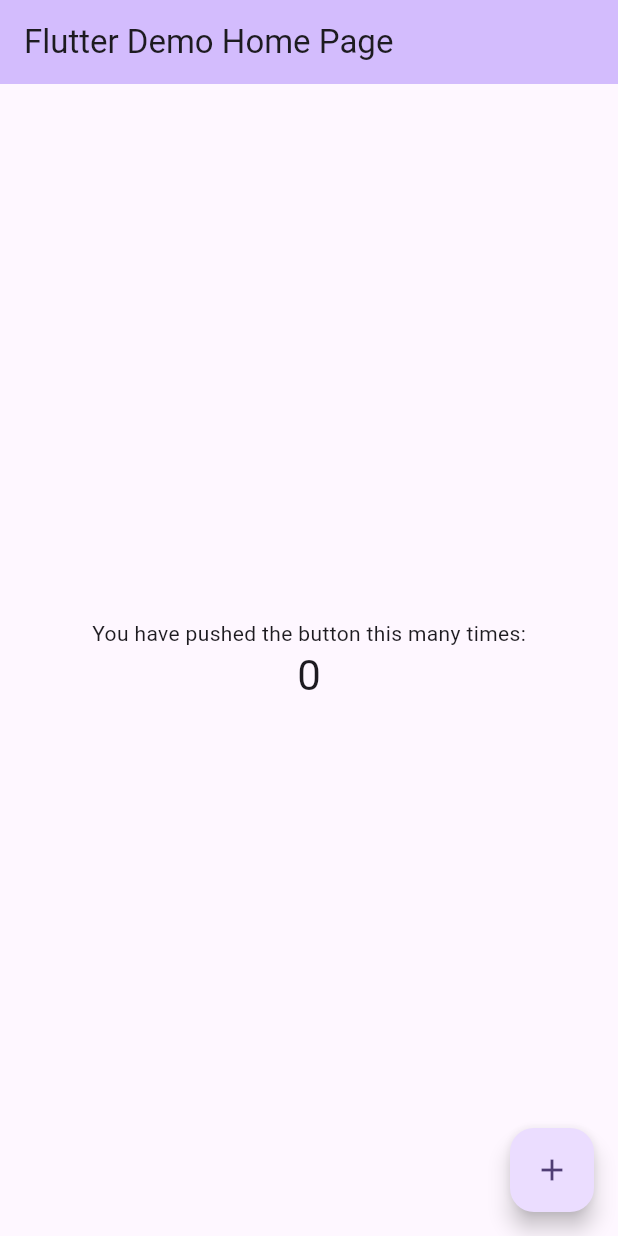
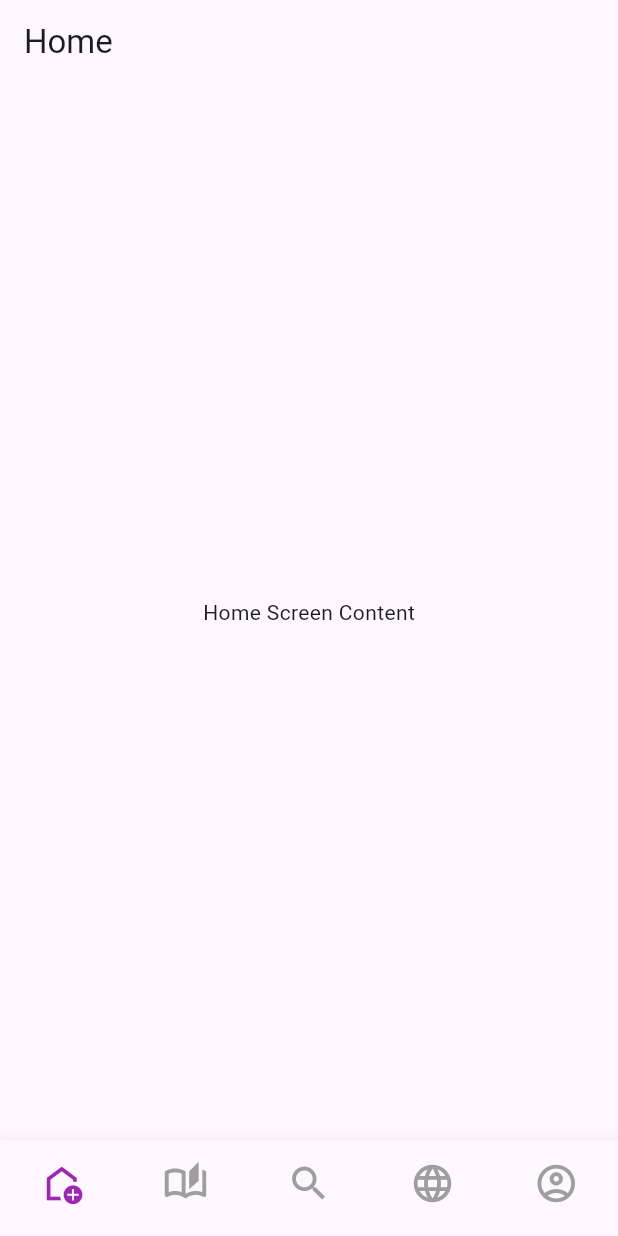
Before and after one commit to IkireziI/Kultura_Mobile_App_Group13, a Flutter app: the screen it shows after launch, on a phone screen of 412 x 824 dp. Run offline on Flutter 3.47's test engine with Material 3 defaults, Android fonts, the phone set to English and light mode, and no system bars; our stand-ins replace youtube_player_flutter.

Commit message:
edited homepage

```diff
--- a/kultura/lib/main.dart
+++ b/kultura/lib/main.dart
@@ -16,115 +16,44 @@ class MyApp extends StatelessWidget {
   @override
   Widget build(BuildContext context) {
     return MaterialApp(
-      title: 'Flutter Demo',
+      title: 'Kultura App', // The title of the application
       theme: ThemeData(
-        // This is the theme of your application.
-        //
-        // TRY THIS: Try running your application with "flutter run". You'll see
-        // the application has a purple toolbar. Then, without quitting the app,
-        // try changing the seedColor in the colorScheme below to Colors.green
-        // and then invoke "hot reload" (save your changes or press the "hot
-        // reload" button in a Flutter-supported IDE, or press "r" if you used
-        // the command line to start the app).
-        //
-        // Notice that the counter didn't reset back to zero; the application
-        // state is not lost during the reload. To reset the state, use hot
-        // restart instead.
-        //
-        // This works for code too, not just values: Most code changes can be
-        // tested with just a hot reload.
-        colorScheme: ColorScheme.fromSeed(seedColor: Colors.deepPurple),
-        useMaterial3: true,
+        primarySwatch: Colors.purple, // Set the primary color theme to purple
       ),
-      home: const MyHomePage(title: 'Flutter Demo Home Page'),
+      initialRoute: '/home', // Set the initial route to home
+      routes: {
+        // Define the application's routes
+        '/home': (context) => const HomeScreen(), // Route for the home screen
+        '/resource_center': (context) =>
+            const ArtisticCourseScreen(), // Route for the resource center
+        '/music': (context) =>
+            const MusicCourseScreen(), // Route for the music course
+        '/painting': (context) =>
+            const PaintingCourseScreen(), // Route for the painting course
+        '/literature': (context) =>
+            const LiteratureCourseScreen(), // Route for the literature course
+      },
     );
   }
 }
 
-class MyHomePage extends StatefulWidget {
-  const MyHomePage({super.key, required this.title});
-
-  // This widget is the home page of your application. It is stateful, meaning
-  // that it has a State object (defined below) that contains fields that affect
-  // how it looks.
-
-  // This class is the configuration for the state. It holds the values (in this
-  // case the title) provided by the parent (in this case the App widget) and
-  // used by the build method of the State. Fields in a Widget subclass are
-  // always marked "final".
-
-  final String title;
-
-  @override
-  State<MyHomePage> createState() => _MyHomePageState();
-}
-
-class _MyHomePageState extends State<MyHomePage> {
-  int _counter = 0;
-
-  void _incrementCounter() {
-    setState(() {
-      // This call to setState tells the Flutter framework that something has
-      // changed in this State, which causes it to rerun the build method below
-      // so that the display can reflect the updated values. If we changed
-      // _counter without calling setState(), then the build method would not be
-      // called again, and so nothing would appear to happen.
-      _counter++;
-    });
-  }
+// HomeScreen class, which is a StatelessWidget
+class HomeScreen extends StatelessWidget {
+  const HomeScreen({super.key});
 
   @override
   Widget build(BuildContext context) {
-    // This method is rerun every time setState is called, for instance as done
-    // by the _incrementCounter method above.
-    //
-    // The Flutter framework has been optimized to make rerunning build methods
-    // fast, so that you can just rebuild anything that needs updating rather
-    // than having to individually change instances of widgets.
     return Scaffold(
       appBar: AppBar(
-        // TRY THIS: Try changing the color here to a specific color (to
-        // Colors.amber, perhaps?) and trigger a hot reload to see the AppBar
-        // change color while the other colors stay the same.
-        backgroundColor: Theme.of(context).colorScheme.inversePrimary,
-        // Here we take the value from the MyHomePage object that was created by
-        // the App.build method, and use it to set our appbar title.
-        title: Text(widget.title),
+        automaticallyImplyLeading:
+            false, // Disable the back button in the app bar
+        title: const Text('Home'), // Title of the app bar
       ),
-      body: Center(
-        // Center is a layout widget. It takes a single child and positions it
-        // in the middle of the parent.
-        child: Column(
-          // Column is also a layout widget. It takes a list of children and
-          // arranges them vertically. By default, it sizes itself to fit its
-          // children horizontally, and tries to be as tall as its parent.
-          //
-          // Column has various properties to control how it sizes itself and
-          // how it positions its children. Here we use mainAxisAlignment to
-          // center the children vertically; the main axis here is the vertical
-          // axis because Columns are vertical (the cross axis would be
-          // horizontal).
-          //
-          // TRY THIS: Invoke "debug painting" (choose the "Toggle Debug Paint"
-          // action in the IDE, or press "p" in the console), to see the
-          // wireframe for each widget.
-          mainAxisAlignment: MainAxisAlignment.center,
-          children: <Widget>[
-            const Text(
-              'You have pushed the button this many times:',
-            ),
-            Text(
-              '$_counter',
-              style: Theme.of(context).textTheme.headlineMedium,
-            ),
-          ],
-        ),
+      body: const Center(
+        child: Text('Home Screen Content'), // Centered text in the body
       ),
-      floatingActionButton: FloatingActionButton(
-        onPressed: _incrementCounter,
-        tooltip: 'Increment',
-        child: const Icon(Icons.add),
-      ), // This trailing comma makes auto-formatting nicer for build methods.
+      bottomNavigationBar: const BottomNavigation(
+          selectedIndex: 0), // Bottom navigation bar with selected index
     );
   }
 }
```
